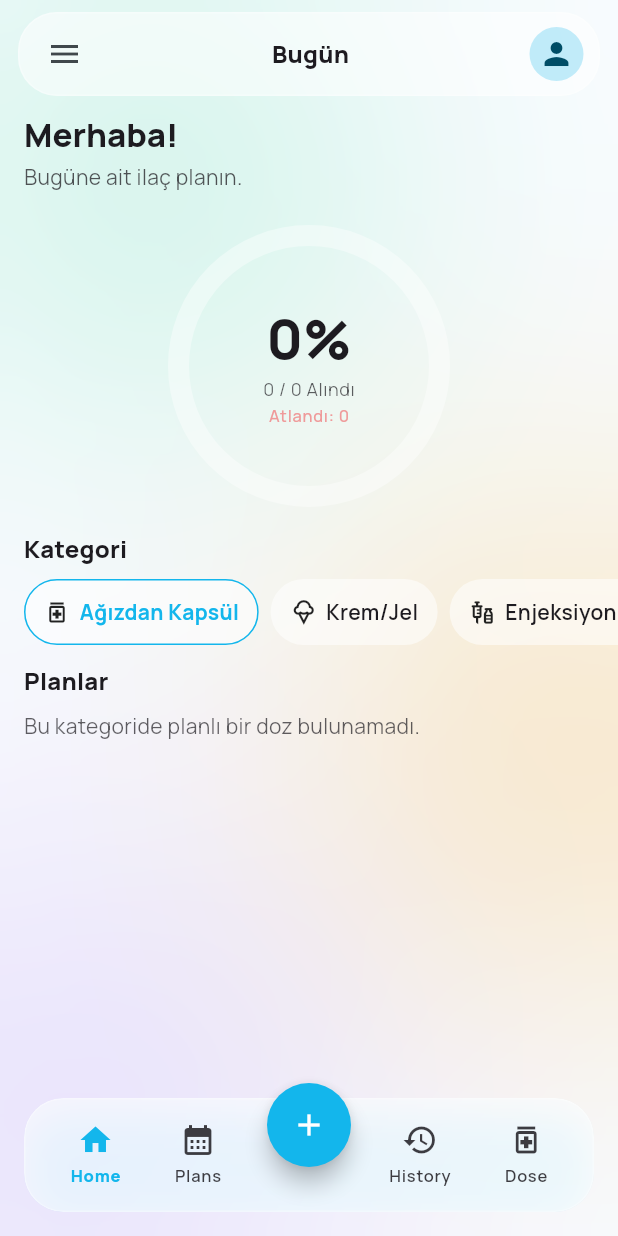
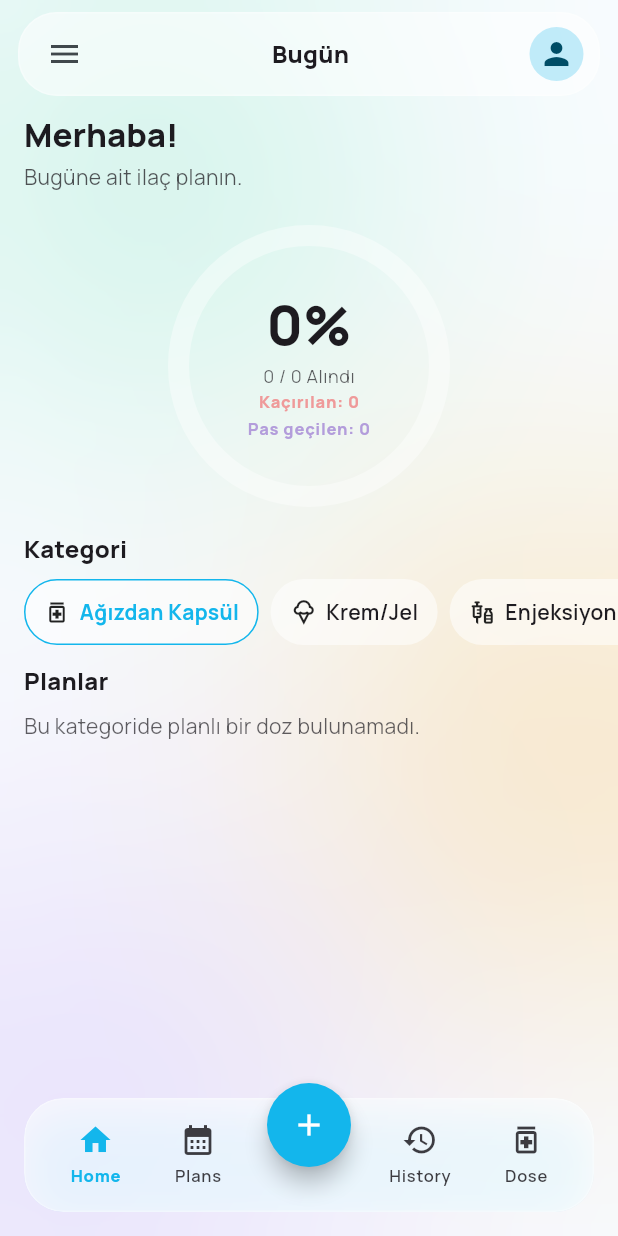
Before and after one commit to enesarat/sifakapp, a Flutter app: the screen it shows after launch, on a phone screen of 412 x 824 dp. Run offline on Flutter 3.47's test engine with Material 3 defaults, Android fonts, the phone set to English and light mode, and no system bars; our stand-ins replace awesome_notifications, flutter_bloc, flutter_local_notifications, flutter_timezone, get_it, go_router and 5 more; missing offline and left inert: workmanager; accounts and stored records are empty.

Commit message:
Contains: Refactor dose log status handling: rename 'skipped' to 'missed', add 'passed' status, and update related logic across the application.

```diff
--- a/lib/features/medication_reminder/domain/entities/dose_log.dart
+++ b/lib/features/medication_reminder/domain/entities/dose_log.dart
@@ -1,4 +1,13 @@
-enum DoseLogStatus { taken, skipped }
+enum DoseLogStatus {
+  /// Doz zamanında veya sonradan kullanıcı tarafından alındı.
+  taken,
+
+  /// Kullanıcı hiçbir işlem yapmadı; sistem tarafından kaçırıldı olarak işaretlendi.
+  missed,
+
+  /// Kullanıcı bilerek “Atla” vb. aksiyonla pas geçti.
+  passed,
+}
 
 class DoseLog {
   final String id; // medId@yyyyMMddHHmm
--- a/lib/features/medication_reminder/domain/use_cases/skip_dose_occurrence.dart
+++ b/lib/features/medication_reminder/domain/use_cases/skip_dose_occurrence.dart
@@ -11,7 +11,7 @@ class SkipDoseOccurrence {
       medId: medId,
       plannedAt: plannedAt,
       resolvedAt: DateTime.now(),
-      status: DoseLogStatus.skipped,
+      status: DoseLogStatus.passed,
     );
     await logs.upsert(log);
   }
--- a/lib/features/medication_reminder/presentation/pages/dashboard/medication_dashboard_page.dart
+++ b/lib/features/medication_reminder/presentation/pages/dashboard/medication_dashboard_page.dart
@@ -214,11 +214,15 @@ class _TodayProgressRing extends StatelessWidget {
           builder: (context, snap) {
             final list = snap.data ?? const <dlog.DoseLog>[];
             final taken = list.where((l) => l.status == dlog.DoseLogStatus.taken).length;
-            final skipped = list.where((l) => l.status == dlog.DoseLogStatus.skipped).length;
+            final missed = list.where((l) => l.status == dlog.DoseLogStatus.missed).length;
+            final passed = list.where((l) => l.status == dlog.DoseLogStatus.passed).length;
             final pct = planned == 0 ? 0.0 : (taken / planned).clamp(0.0, 1.0);
             final skippedColor = Theme.of(context).brightness == Brightness.light
-                ? const Color(0xFFEF9A9A) // red200 (pastel)
-                : const Color(0xFFE57373); // red300 (pastel-ish)
+                ? const Color(0xFFEF9A9A)
+                : const Color(0xFFE57373);
+            final passedColor = Theme.of(context).brightness == Brightness.light
+                ? const Color(0xFFB39DDB) // deep purple 200 (pastel)
+                : const Color(0xFF9575CD); // deep purple 300 (slightly darker)
 
             return _ProgressRing(
               progress: pct,
@@ -231,7 +235,9 @@ class _TodayProgressRing extends StatelessWidget {
                   const SizedBox(height: 4),
                   Text('$taken / $planned Alındı', style: Theme.of(context).textTheme.bodySmall?.copyWith(color: Theme.of(context).textTheme.bodySmall?.color?.withOpacity(0.7))),
                   const SizedBox(height: 2),
-                  Text('Atlandı: $skipped', style: Theme.of(context).textTheme.labelSmall?.copyWith(color: skippedColor)),
+                  Text('Kaçırılan: $missed', style: Theme.of(context).textTheme.labelSmall?.copyWith(color: skippedColor, fontWeight: FontWeight.w900)),
+                  const SizedBox(height: 2),
+                  Text('Pas geçilen: $passed', style: Theme.of(context).textTheme.labelSmall?.copyWith(color: passedColor, fontWeight: FontWeight.w900)),
                 ],
               ),
             );
@@ -254,7 +260,6 @@ class _TodayProgressRing extends StatelessWidget {
     return m.dailyDosage;
   }
 }
-
 class _ProgressRing extends StatelessWidget {
   const _ProgressRing({required this.progress, required this.size, required this.stroke, required this.center});
   final double progress; // 0..1
--- a/lib/features/medication_reminder/presentation/pages/dose_now/dose_now_page.dart
+++ b/lib/features/medication_reminder/presentation/pages/dose_now/dose_now_page.dart
@@ -329,9 +329,9 @@ class _ActionButton extends StatelessWidget {
         enabled: false,
       );
     }
-    if (status == dlog.DoseLogStatus.skipped) {
+    if (status == dlog.DoseLogStatus.missed || status == dlog.DoseLogStatus.passed) {
       return _pillButton(
-        label: 'Atlandı',
+        label: status == dlog.DoseLogStatus.passed ? 'Pas geçildi' : 'Kaçırıldı',
         bg: Theme.of(context).brightness == Brightness.light ? Colors.black12 : Colors.white10,
         fg: Theme.of(context).textTheme.bodyMedium?.color ?? Colors.white70,
         enabled: false,
```
Also changed, not shown: lib/core/background/missed_dose_worker.dart (+6 -3 lines), lib/features/medication_reminder/data/mappers/dose_log_mapper.dart (+8 -4 lines), lib/features/medication_reminder/data/models/dose_log_model.dart (+7 -2 lines), lib/features/medication_reminder/presentation/pages/missed/missed_doses_page.dart (+48 -13 lines), 1 other file.
